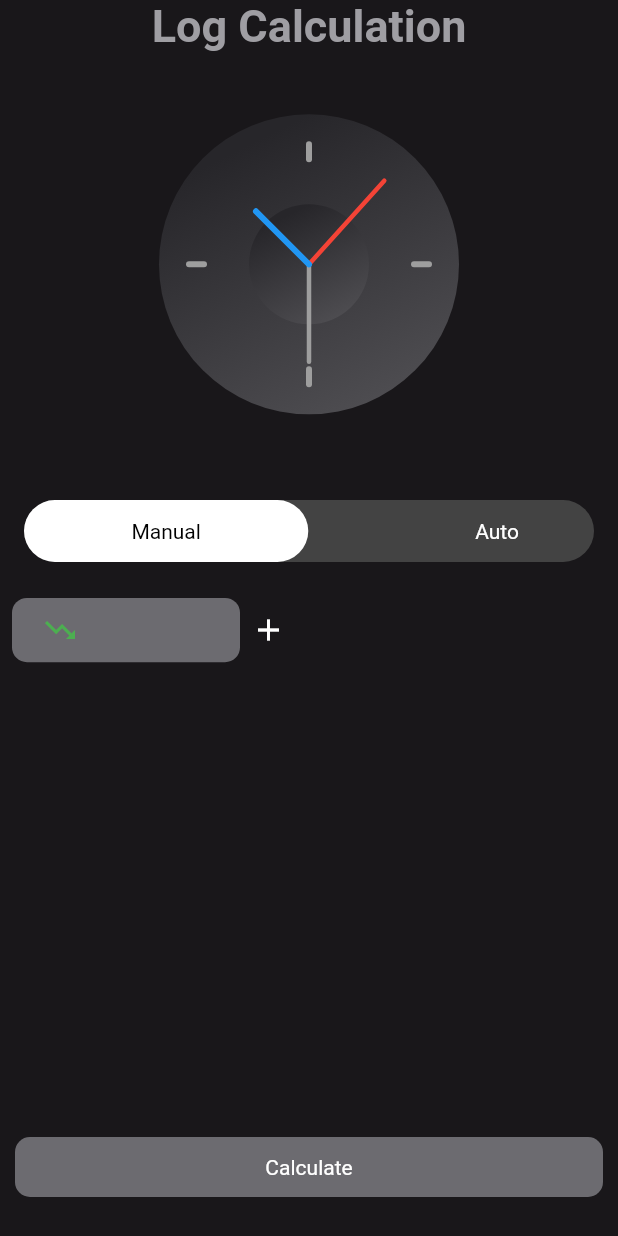
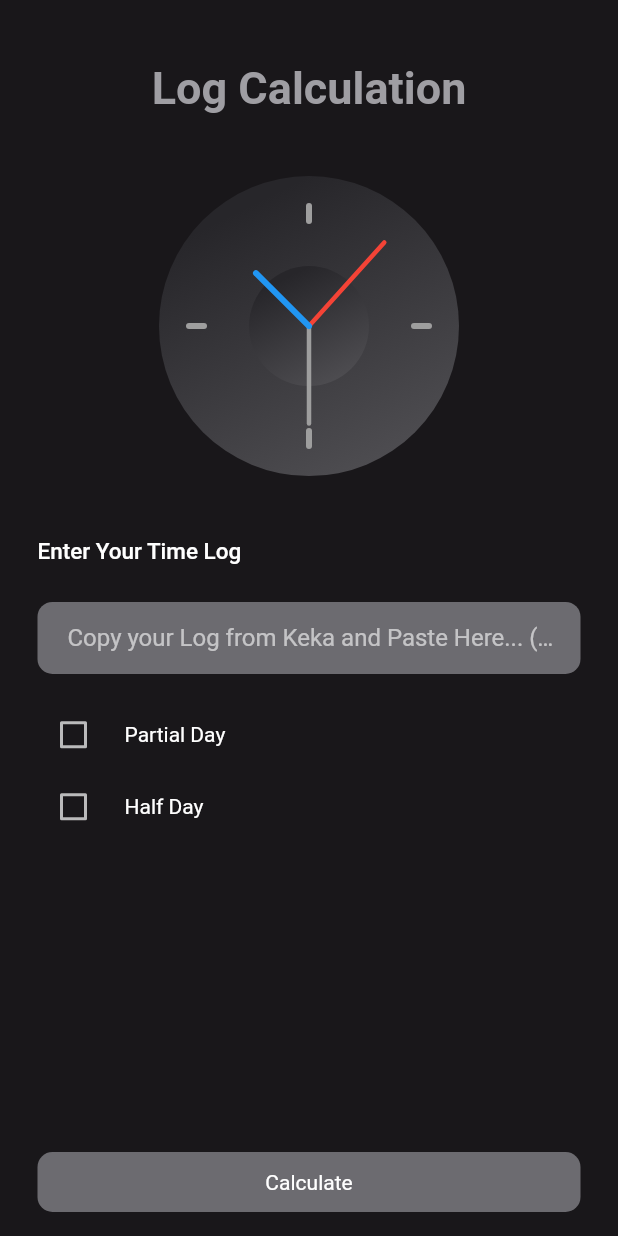
Before and after one commit to VivekMakwana7/Fluttter_Clock, a Flutter app: the screen it shows after launch, on a phone screen of 412 x 824 dp. Run offline on Flutter 3.47's test engine with Material 2 defaults, Android fonts, the phone set to English and light mode, and no system bars; our stand-ins replace lottie.

Commit message:
10-10 UI update & funcationility add

```diff
--- a/lib/helper/text_field.dart
+++ b/lib/helper/text_field.dart
@@ -1,4 +1,5 @@
 import 'dart:developer';
+import 'dart:math';
 
 import 'package:flutter/cupertino.dart';
 import 'package:flutter/material.dart';
--- a/lib/main.dart
+++ b/lib/main.dart
@@ -3,7 +3,9 @@ import 'package:clocker/provider/log_provider.dart';
 import 'package:flutter/material.dart';
 import 'package:provider/provider.dart';
 
-void main() {
+import 'helper/pref_utils.dart';
+
+Future<void> main() async {
   runApp(const MyApp());
 }
 
@@ -12,6 +14,7 @@ class MyApp extends StatelessWidget {
 
   @override
   Widget build(BuildContext context) {
+
     return ChangeNotifierProvider(
       create: (context) => LogProvider(),
       child: MaterialApp(
--- a/lib/page/home.dart
+++ b/lib/page/home.dart
@@ -1,16 +1,13 @@
-import 'dart:developer';
-
+import 'package:clocker/helper/pref_utils.dart';
 import 'package:clocker/item/appbar.dart';
 import 'package:clocker/item/clock.dart';
-import 'package:clocker/page/tabbar.dart';
 import 'package:clocker/provider/log_provider.dart';
 import 'package:flutter/cupertino.dart';
 import 'package:flutter/material.dart';
 import 'package:lottie/lottie.dart';
 import 'package:provider/provider.dart';
 
-import '../helper/statusdetail.dart';
-import '../helper/text_field.dart';
+import '../helper/message.dart';
 
 class MyHomePage extends StatefulWidget {
   @override
@@ -20,112 +17,104 @@ class MyHomePage extends StatefulWidget {
 class _MyHomePageState extends State<MyHomePage> {
   final controller = TextEditingController();
 
+  checkValue() async {
+    bool value = await PrefUtils.getIsFirst();
+  }
+
+  @override
+  void initState() {
+    // TODO: implement initState
+    super.initState();
+  }
+
   @override
   Widget build(BuildContext context) {
     var width = MediaQuery.of(context).size.width;
     var height = MediaQuery.of(context).size.height;
 
     return Scaffold(
+        backgroundColor: const Color(0xff19171A),
         resizeToAvoidBottomInset: false,
-        backgroundColor: const Color(0xff19171A),
-        body: SingleChildScrollView(
-          child: Container(
+        body: ListView(children: [
+          Container(
+            padding: EdgeInsets.symmetric(horizontal: width >= 794 ? 200 : 25),
             alignment: Alignment.center,
             child: Consumer<LogProvider>(
               builder: (context, provider, child) {
                 return Column(
                   children: [
+                    SizedBox(height: height * 0.05),
                     Appbars(),
                     SizedBox(height: height * 0.05),
+                    Row(
+                      crossAxisAlignment: CrossAxisAlignment.center,
+                      mainAxisAlignment: MainAxisAlignment.center,
+                      children: [
                         const ClockView(),
+                        if (provider.isCalculate && width >= 950)
+                          const SizedBox(
+                            width: 50,
+                          ),
+                        if (provider.isCalculate && width >= 950)
+                          Column(
+                            children: [
+                              Message(
+                                mess: provider.isWorkDone
+                                    ? "Your Time is Over, So Please Go ASAP...!"
+                                    : "Ohh Sorry, Your time is not over",
+                              ),
+                              if (!provider.isWorkDone)
+                                Message(
+                                  mess:
+                                      "Effective Hour : ${provider.effectiveHour.toString().split('.').first}",
+                                ),
+                              if (!provider.isWorkDone)
+                                Message(
+                                  mess:
+                                      "Remaining Time: ${provider.reamingTime.toString().split('.').first}",
+                                ),
+                              if (!provider.isWorkDone)
+                                Message(
+                                  mess:
+                                      "Total Time: ${provider.totalHour.toString().split('.').first}",
+                                ),
+                              if (!provider.isWorkDone)
+                                Message(
+                                  mess:
+                                      "When Leave : ${provider.whenLeaveTime.toString().split('.').first}",
+                                ),
+                              provider.isWorkDone
+                                  ? SizedBox(
+                                      height: 200,
+                                      width: 200,
+                                      child: Lottie.asset('assets/run2.json'),
+                                    )
+                                  : SizedBox(
+                                      height: 200,
+                                      width: 200,
+                                      child:
+                                          Lottie.asset('assets/workdone.json'),
+                                    ),
+                            ],
+                          ),
+                      ],
+                    ),
                     SizedBox(
                       height: height * 0.05,
                     ),
-                    AnimatedToggle(
-                        values: const ["Manual", "Auto"],
-                        onToggleCallback: (value) {
-                          provider.changeTab(value);
-                        },
-                        toggleValueController: controller),
-                    provider.tabValue == 0
-                        ? !provider.isCalculate
-                            ? SizedBox(
-                                height: height * 0.6,
-                                width: width,
-                                child: GridView.builder(
-                                  shrinkWrap: true,
-                                  gridDelegate:
-                                      const SliverGridDelegateWithFixedCrossAxisCount(
-                                    crossAxisCount: 2,
-                                    childAspectRatio: 7 / 2,
+                    if (!provider.isCalculate)
+                      Column(
+                        crossAxisAlignment: CrossAxisAlignment.start,
+                        children: [
+                          const Text(
+                            'Enter Your Time Log',
+                            style: TextStyle(
+                                fontSize: 15, fontWeight: FontWeight.w500),
                           ),
-                                  itemCount: provider.fieldList.length + 1,
-                                  itemBuilder: (context, index) {
-                                    return Padding(
-                                      padding: const EdgeInsets.all(8.0),
-                                      child: Row(
-                                        mainAxisAlignment:
-                                            MainAxisAlignment.spaceAround,
-                                        children: [
-                                          Expanded(
-                                            flex: 4,
-                                            child: GestureDetector(
-                                                onTap: () {
-                                                  showTimePicker(
-                                                    context: context,
-                                                    initialTime:
-                                                        TimeOfDay.now(),
-                                                  ).then((value) {
-                                                    String time =
-                                                        '${value!.hour}:${value.minute}';
-                                                    provider.addNewLog(
-                                                        time, index);
-                                                  });
-                                                },
-                                                child: VTextField(
-                                                  index: index,
-                                                  text: provider
-                                                          .fieldList.isNotEmpty
-                                                      ? index <
-                                                              provider.fieldList
-                                                                  .length
-                                                          ? provider
-                                                              .fieldList[index]
-                                                          : ''
-                                                      : '',
-                                                )),
-                                          ),
-                                          if (index ==
-                                              provider.fieldList.length)
-                                            Expanded(
-                                              child: GestureDetector(
-                                                onTap: () {},
-                                                child: const Icon(
-                                                  Icons.add,
-                                                  color: Colors.white,
-                                                ),
-                                              ),
-                                              flex: 1,
-                                            )
-                                        ],
-                                      ),
-                                    );
-                                  },
-                                ),
-                              )
-                            : StatusDetail(
-                                effectiveHour: '${provider.effectiveHour!}',
-                                isWorkDone: provider.isWorkDone,
-                                reamingTime: '${provider.reamingTime}',
-                                totalHour: '${provider.totalHour}',
-                              )
-                        : !provider.isCalculate
-                            ? Column(
-                                children: [
+                          SizedBox(height: height * 0.03),
                           Container(
-                                    margin: const EdgeInsets.all(15.0),
-                                    padding: const EdgeInsets.only(
-                                        left: 8.0, right: 8.0),
+                            padding:
+                                const EdgeInsets.only(left: 20, right: 8.0),
                             decoration: BoxDecoration(
                               borderRadius: BorderRadius.circular(10),
                               color: const Color(0xff6C6B70),
@@ -134,19 +123,125 @@ class _MyHomePageState extends State<MyHomePage> {
                               controller: provider.autoTextController,
                               decoration: const InputDecoration(
                                   border: InputBorder.none,
+                                  hintText:
+                                      'Copy your Log from Keka and Paste Here... (Date Format Allowed : 9:48:49 AM MISSING / 9:48:49 MISSING) '),
+                              style: const TextStyle(color: Colors.white),
                             ),
-                                      style:
-                                          const TextStyle(color: Colors.white),
                           ),
+                          SizedBox(height: height * 0.02),
+                          Row(
+                            children: [
+                              Checkbox(
+                                value: provider.isPartial,
+                                onChanged: (value) {
+                                  provider.changePartial(value);
+                                },
+                              ),
+                              const SizedBox(
+                                width: 10,
+                              ),
+                              const Text('Partial Day')
+                            ],
+                          ),
+                          if (provider.isPartial)
+                            SizedBox(height: height * 0.02),
+                          if (provider.isPartial)
+                            Container(
+                              padding:
+                                  const EdgeInsets.only(left: 20, right: 8.0),
+                              decoration: BoxDecoration(
+                                borderRadius: BorderRadius.circular(10),
+                                color: const Color(0xff6C6B70),
+                              ),
+                              child: TextFormField(
+                                controller: provider.partialTextController,
+                                decoration: const InputDecoration(
+                                    border: InputBorder.none,
+                                    hintText: 'Enter Partial Hour'),
+                                style: const TextStyle(color: Colors.white),
+                              ),
+                            ),
+                          if (provider.isPartial)
+                            SizedBox(height: height * 0.02),
+                          Row(
+                            children: [
+                              Checkbox(
+                                value: provider.isHalfDay,
+                                onChanged: (value) {
+                                  provider.changeHalfDay(value);
+                                },
+                              ),
+                              const SizedBox(
+                                width: 10,
+                              ),
+                              const Text('Half Day')
+                            ],
+                          ),
+                        ],
+                      ),
+                    if (provider.isCalculate && width < 950)
+                      Column(
+                        children: [
+                          Message(
+                            mess: provider.isWorkDone
+                                ? "Your Time is Over, So Please Go ASAP...!"
+                                : "Ohh Sorry, Your time is not over",
+                          ),
+                          if (!provider.isWorkDone)
+                            Message(
+                              mess:
+                                  "Effective Hour : ${provider.effectiveHour.toString().split('.').first}",
+                            ),
+                          if (!provider.isWorkDone)
+                            Message(
+                              mess:
+                                  "Remaing Time: ${provider.reamingTime.toString().split('.').first}",
+                            ),
+                          if (!provider.isWorkDone)
+                            Message(
+                              mess:
+                                  "Total Time: ${provider.totalHour.toString().split('.').first}",
+                            ),
+                          if (!provider.isWorkDone)
+                            Message(
+                              mess:
+                                  "When Leave : ${provider.whenLeaveTime.toString().split('.').first}",
+                            ),
+                          provider.isWorkDone
+                              ? SizedBox(
+                                  height: 200,
+                                  width: 200,
+                                  child: Lottie.asset('assets/run2.json'),
                                 )
+                              : SizedBox(
+                                  height: 200,
+                                  width: 200,
+                                  child: Lottie.asset('assets/workdone.json'),
+                                ),
+                          if (!provider.isWorkDone)
+                            const Message(
+                              mess:
+                                  "Time calculation made easy by Flutter Team",
+                            ),
                         ],
+                      ),
+                    provider.isWorkDone && width >= 950
+                        ? const Message(
+                            mess: "Your time is over !!!",
+                            color: Colors.green,
+                            fontSize: 32,
                           )
-                            : StatusDetail(
-                                effectiveHour: '${provider.effectiveHour!}',
-                                isWorkDone: provider.isWorkDone,
-                                reamingTime: '${provider.reamingTime}',
-                                totalHour: '${provider.totalHour}',
+                        : Container(),
+                    if (provider.isCalculate && width >= 950)
+                      const SizedBox(
+                        height: 20,
                       ),
+                    provider.isCalculate && width >= 950
+                        ? const Message(
+                            mess: "Time calculation made easy by Flutter Team",
+                            color: Colors.blueAccent,
+                          )
+                        : Container(),
                     SizedBox(
                       height: height * 0.04,
                     ),
@@ -155,17 +250,19 @@ class _MyHomePageState extends State<MyHomePage> {
               },
             ),
           ),
-        ),
+          const SizedBox(
+            height: 500,
+          )
+        ]),
         floatingActionButtonLocation: FloatingActionButtonLocation.centerFloat,
         floatingActionButton: Padding(
-          padding: const EdgeInsets.all(10),
+          padding: EdgeInsets.symmetric(horizontal: (width >= 794) ? 200 : 25),
           child: Consumer<LogProvider>(
             builder: (context, provider, child) => GestureDetector(
               onTap: !provider.isCalculate
                   ? () {
-                      provider.tabValue == 0
-                          ? provider.calculateTime()
-                          : provider.autoCalculateTime();
+                      PrefUtils.setIsFirst(false);
+                      provider.autoCalculateTime(context);
                     }
                   : () {
                       provider.recheck();
```
Also changed, not shown: lib/helper/message.dart (added, +33 -0 lines), lib/provider/log_provider.dart (+191 -139 lines). Lines whose indentation alone changed are shown as unchanged.
